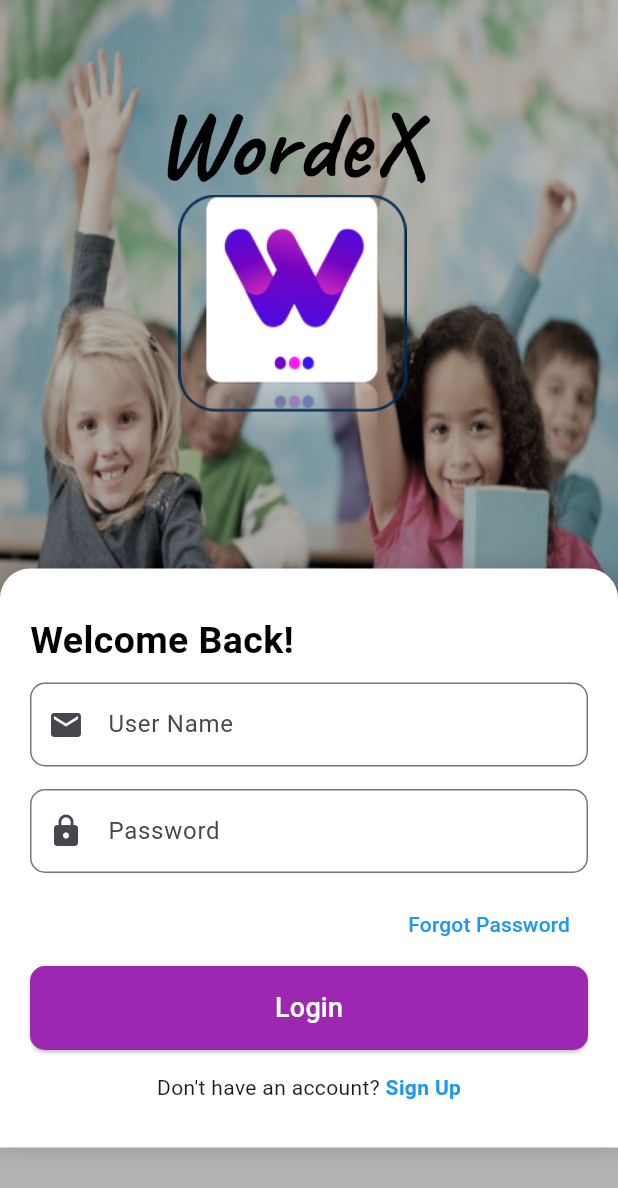
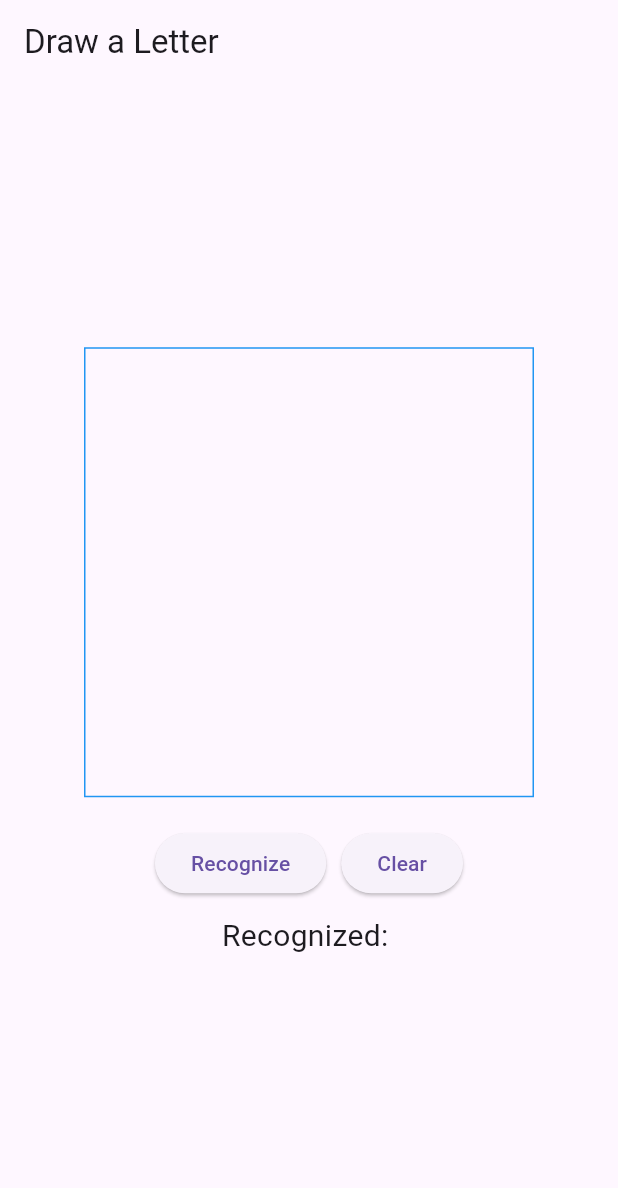
Before and after one commit to IT21291746/WordexNew, a Flutter app: the screen it shows after launch, on a phone screen of 412 x 824 dp. Shown: the top 1188 px of the screen. Run offline on Flutter 3.47's test engine with Material 3 defaults, Android fonts, the light colour scheme and no system bars; our stand-ins replace audioplayers, flutter_local_notifications, google_fonts, permission_handler, speech_to_text, video_player; missing offline and left inert: google_mlkit_text_recognition.

Commit message:
Final 13.03.2025

```diff
--- a/app_frontend/wordex_app/analysis_options.yaml
+++ b/app_frontend/wordex_app/analysis_options.yaml
@@ -7,6 +7,9 @@
 
 # The following line activates a set of recommended lints for Flutter apps,
 # packages, and plugins designed to encourage good coding practices.
+analyzer:
+  errors:
+    unused_import: ignore
 include: package:flutter_lints/flutter.yaml
 
 linter:
--- a/app_frontend/wordex_app/lib/main.dart
+++ b/app_frontend/wordex_app/lib/main.dart
@@ -9,6 +9,7 @@ import 'package:wordex_app/rac.dart';
 import 'package:wordex_app/signup.dart';
 import 'package:wordex_app/home.dart';
 import 'package:wordex_app/summary.dart';
+import 'package:wordex_app/test.dart';
 import 'package:wordex_app/wj.dart';
 
 
@@ -16,9 +17,11 @@ import 'package:wordex_app/wj.dart';
 void main() {
   runApp(MaterialApp(
     debugShowCheckedModeBanner: false,
-    initialRoute: 'login',
+    initialRoute: 'test',
     routes: {
       'login': (context) => MyLogin(),
+      'test': (context) => LetterRecognitionPage(),
+
       'signup': (context) => MySignup(),
       'loading': (context) => LoadingScreen(userDetails: ModalRoute.of(context)!.settings.arguments as Map<String, String>),
 
--- /dev/null
+++ b/app_frontend/wordex_app/lib/test.dart
@@ -0,0 +1,181 @@
+import 'package:flutter/material.dart';
+import 'package:google_mlkit_text_recognition/google_mlkit_text_recognition.dart';
+import 'dart:ui' as ui;
+import 'dart:typed_data';
+import 'dart:io';
+import 'package:path_provider/path_provider.dart';
+
+class LetterRecognitionPage extends StatefulWidget {
+  const LetterRecognitionPage({super.key});
+
+  @override
+  State<LetterRecognitionPage> createState() => _LetterRecognitionPageState();
+}
+
+class _LetterRecognitionPageState extends State<LetterRecognitionPage> {
+  List<Offset> _currentStroke = [];
+  final List<List<Offset>> _strokes = [];
+  String _recognizedText = "";
+  File? _savedImage; // Store the drawn image
+
+  Future<void> _recognizeText() async {
+    if (_strokes.isEmpty) return;
+
+    final recorder = ui.PictureRecorder();
+    final canvas = Canvas(recorder);
+    final paint = Paint()
+      ..color = Colors.black
+      ..strokeWidth = 8.0 // Thicker strokes for better recognition
+      ..style = PaintingStyle.stroke;
+
+    // Fill background with white
+    final backgroundPaint = Paint()..color = Colors.white;
+    canvas.drawRect(const Rect.fromLTWH(0, 0, 600, 600), backgroundPaint);
+
+    for (var stroke in _strokes) {
+      for (int i = 0; i < stroke.length - 1; i++) {
+        canvas.drawLine(stroke[i], stroke[i + 1], paint);
+      }
+    }
+
+    final picture = recorder.endRecording();
+    final image = await picture.toImage(600, 600); // Higher resolution
+    final byteData = await image.toByteData(format: ui.ImageByteFormat.png);
+    final buffer = byteData!.buffer.asUint8List();
+
+    final tempDir = await getTemporaryDirectory();
+final file = File('${tempDir.path}/drawing_${DateTime.now().millisecondsSinceEpoch}.png');
+    await file.writeAsBytes(buffer);
+
+    // Store the image file for display
+    setState(() {
+      _savedImage = file;
+    });
+
+    final inputImage = InputImage.fromFilePath(file.path);
+    final textRecognizer = TextRecognizer();
+    final RecognizedText recognizedText = await textRecognizer.processImage(inputImage);
+
+    setState(() {
+      _recognizedText = recognizedText.text.isNotEmpty ? recognizedText.text : "No text recognized";
+    });
+
+    await textRecognizer.close();
+  }
+
+
+
+
+void _clearDrawing() {
+  setState(() {
+    _strokes.clear();
+    _currentStroke.clear();
+    _recognizedText = "";
+
+    // Delete the saved image from storage
+    if (_savedImage != null && _savedImage!.existsSync()) {
+      _savedImage!.deleteSync();
+    }
+
+    _savedImage = null; // Reset saved image
+
+    // Force Flutter to clear image cache
+    imageCache.clear();
+    imageCache.clearLiveImages();
+  });
+}
+
+
+  @override
+  Widget build(BuildContext context) {
+    return Scaffold(
+      appBar: AppBar(title: const Text('Draw a Letter')),
+      body: Column(
+        mainAxisAlignment: MainAxisAlignment.center,
+        children: <Widget>[
+          GestureDetector(
+            onPanStart: (details) {
+              _currentStroke = [details.localPosition];
+            },
+            onPanUpdate: (details) {
+              setState(() {
+                _currentStroke.add(details.localPosition);
+              });
+            },
+            onPanEnd: (details) {
+              if (_currentStroke.isNotEmpty) {
+                setState(() {
+                  _strokes.add(List.from(_currentStroke));
+                  _currentStroke.clear();
+                });
+              }
+            },
+            child: CustomPaint(
+              size: const Size(300, 300),
+              painter: SignaturePainter(_strokes, _currentStroke),
+              child: Container(
+                width: 300,
+                height: 300,
+                decoration: BoxDecoration(border: Border.all(color: Colors.blue)),
+              ),
+            ),
+          ),
+          const SizedBox(height: 20),
+          Row(
+            mainAxisAlignment: MainAxisAlignment.center,
+            children: [
+              ElevatedButton(
+                onPressed: _recognizeText,
+                child: const Text("Recognize"),
+              ),
+              const SizedBox(width: 10),
+              ElevatedButton(
+                onPressed: _clearDrawing,
+                child: const Text("Clear"),
+              ),
+            ],
+          ),
+          const SizedBox(height: 10),
+          Text("Recognized: $_recognizedText", style: const TextStyle(fontSize: 20)),
+          const SizedBox(height: 10),
+          if (_savedImage != null) // Show preview if image is saved
+            Column(
+              children: [
+                const Text("Generated Image Preview:", style: TextStyle(fontSize: 16)),
+                const SizedBox(height: 10),
+                Image.file(_savedImage!, width: 150, height: 150), // Display saved image
+              ],
+            ),
+        ],
+      ),
+    );
+  }
+}
+
+class SignaturePainter extends CustomPainter {
+  final List<List<Offset>> strokes;
+  final List<Offset> currentStroke;
+
+  SignaturePainter(this.strokes, this.currentStroke);
+
+  @override
+  void paint(Canvas canvas, Size size) {
+    final paint = Paint()
+      ..color = Colors.black
+      ..strokeWidth = 8.0
+      ..style = PaintingStyle.stroke;
+
+    for (var stroke in strokes) {
+      for (int i = 0; i < stroke.length - 1; i++) {
+        canvas.drawLine(stroke[i], stroke[i + 1], paint);
+      }
+    }
+
+    for (int i = 0; i < currentStroke.length - 1; i++) {
+      canvas.drawLine(currentStroke[i], currentStroke[i + 1], paint);
+    }
+  }
+
+  @override
+  bool shouldRepaint(covariant CustomPainter oldDelegate) => true;
+}
```
Also changed, not shown: app_frontend/wordex_app/pubspec.yaml (+5 -2 lines), app_frontend/wordex_app/pubspec.lock, 6 other files.
